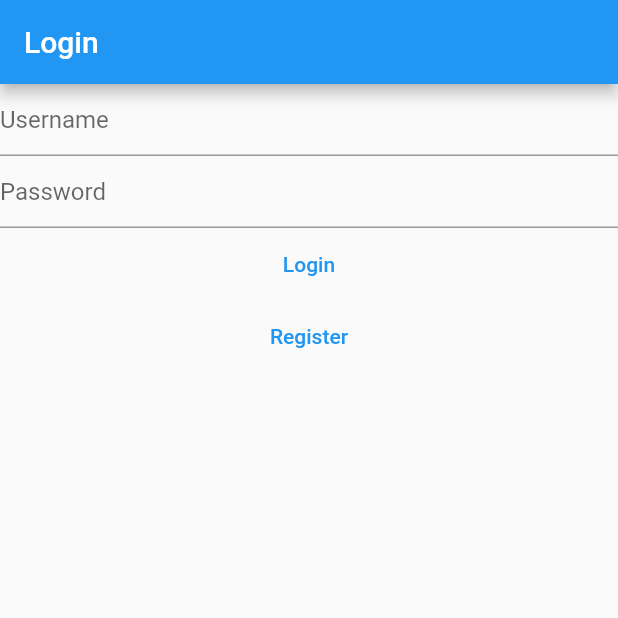
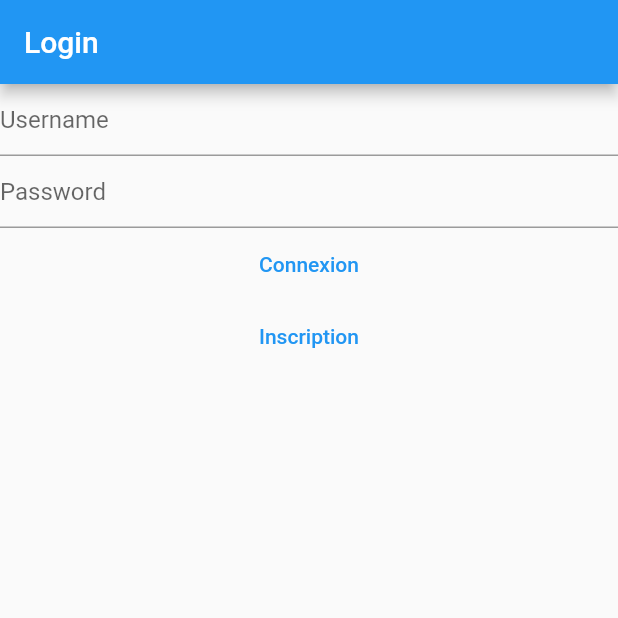
Before and after one commit to GhilesKo/A21-4205N6-KickMyFlutter-Kouaou, a Flutter app: the screen it shows after launch, on a phone screen of 412 x 824 dp, the top half of it. Run offline on Flutter 3.47's test engine with Material 2 defaults, Android fonts, the phone set to English and light mode, and no system bars; our stand-ins replace cached_network_image, cookie_jar, dio, dio_cookie_manager, flutter_datetime_picker, image_picker.

Commit message:
PROGRES - Avancement i18n

```diff
--- /dev/null
+++ b/assets/i18n/en.json
@@ -0,0 +1,15 @@
+{
+  "Connexion": "Login",
+  "Inscription": "Sign up",
+  "Register": "Register",
+  "username": "Username",
+  "password": "Password",
+  "confirm": "Confirmer password",
+  "hello": "Hello ",
+  "temps": "Time spent "
+
+
+
+
+
+}
--- /dev/null
+++ b/assets/i18n/fr.json
@@ -0,0 +1,16 @@
+{
+  "Connexion": "Connexion",
+  "Inscription": "S'inscrire",
+  "Register": "Inscription",
+  "username": "Nom d'utilisateur",
+  "password": "Mot de passe",
+  "confirm": "Confirmer le mot de passe",
+  "hello": "Allo ",
+  "temps": "Temps Écoulé "
+
+
+
+
+
+
+}
--- /dev/null
+++ b/lib/i18n/intl_delegate.dart
@@ -0,0 +1,25 @@
+import 'dart:async';
+
+import 'package:flutter/material.dart';
+
+import 'intl_localization.dart';
+
+class DemoDelegate extends LocalizationsDelegate<Locs> {
+  const DemoDelegate();
+
+  // TODO exo test si necesasire au bon fonctionnement IOS/Android EN/FR
+  @override
+  bool isSupported(Locale locale) => ['fr', 'en'].contains(locale.languageCode);
+
+  @override
+  Future<Locs> load(Locale locale) async {
+    // TODO appeler la local
+    Locs localizations = Locs(locale);
+    await localizations.load();
+    return localizations;
+  }
+
+  // TODO test si necessaire et qu'est-ce que ca fait?
+  @override
+  bool shouldReload(DemoDelegate old) => false;
+}
--- /dev/null
+++ b/lib/i18n/intl_localization.dart
@@ -0,0 +1,34 @@
+import 'dart:async';
+import 'dart:convert';
+
+import 'package:flutter/material.dart';
+import 'package:flutter/services.dart';
+
+class Locs {
+  Locs(this.locale);
+
+  final Locale locale;
+
+  static Locs of(BuildContext context) {
+    return Localizations.of<Locs>(context, Locs)!;
+  }
+
+  Map<String, String> _sentences = Map();
+
+  Future<bool> load() async {
+    // recupere le JSON depuis l'url
+    String data = await rootBundle.loadString('assets/i18n/${this.locale.languageCode}.json');
+    // decode la string via json
+    Map<String, dynamic> _result = json.decode(data);
+    // copie les couples dans une map en memoire
+    this._sentences = new Map();
+    _result.forEach((String key, dynamic value) {
+      this._sentences[key] = value.toString();
+    });
+    return true;
+  }
+
+  String trans(String key) {
+    return this._sentences.containsKey(key) ? this._sentences[key]! : "TODO";
+  }
+}
--- a/lib/main.dart
+++ b/lib/main.dart
@@ -1,6 +1,8 @@
 import 'package:flutter/material.dart';
+import 'package:flutter_localizations/flutter_localizations.dart';
 import 'package:kickmyflutter/screens/AuthStatePage.dart';
 
+import 'i18n/intl_delegate.dart';
 
 
 
@@ -14,6 +16,18 @@ class MyApp extends StatelessWidget {
   @override
   Widget build(BuildContext context) {
     return MaterialApp(
+      localizationsDelegates: [
+        DemoDelegate(),
+        GlobalMaterialLocalizations.delegate,
+        GlobalWidgetsLocalizations.delegate,
+        GlobalCupertinoLocalizations.delegate,
+      ],
+      // TODO annoncer les locales qui sont gerees
+      supportedLocales: [
+        const Locale('en'),
+        const Locale('fr'),
+      ],
+
       title: 'Flutter Demo',
       theme: ThemeData(
         primarySwatch: Colors.blue,
--- a/lib/widgets/Inscription.dart
+++ b/lib/widgets/Inscription.dart
@@ -3,6 +3,7 @@ import 'package:flutter/material.dart';
 import 'package:kickmyflutter/models/DTOs/requests/SignupRequest.dart';
 import 'package:kickmyflutter/screens/HomePage.dart';
 
+import '../i18n/intl_localization.dart';
 import '../services/auth_service.dart';
 
 class Register extends StatefulWidget {
@@ -45,30 +46,30 @@ class _RegisterState extends State<Register> {
   @override
   Widget build(BuildContext context) {
     return Scaffold(
-      appBar: AppBar(title: const Text("Register")),
+      appBar: AppBar(title:  Text(Locs.of(context).trans('Register'))),
       body: Column(
         children: [
           //Email TextField
           TextFormField(
             onChanged: (value) => _email = value,
-            decoration: const InputDecoration(hintText: 'Username'),
+            decoration:  InputDecoration(hintText: Locs.of(context).trans('username')),
           ),
           TextFormField(
             onChanged: (value) => _password = value,
-            decoration: const InputDecoration(hintText: 'Password'),
+            decoration:  InputDecoration(hintText: Locs.of(context).trans('password')),
             obscureText: true,
           ),
           TextFormField(
             onChanged: (value) => _password2 = value,
-            decoration: const InputDecoration(hintText: 'Confirm Password'),
+            decoration:  InputDecoration(hintText: Locs.of(context).trans('confirm')),
             obscureText: true,
           ),
           TextButton(
               onPressed: !submitted ? _signUp : null,
-              child: const Text("Register")),
+              child:  Text(Locs.of(context).trans('Register'))),
           TextButton(
               onPressed: !submitted ? widget.onClickedSignIn : null,
-              child: const Text("Login")),
+              child:  Text(Locs.of(context).trans('Inscription'))),
 
         ],
       ),
--- a/lib/widgets/Login.dart
+++ b/lib/widgets/Login.dart
@@ -2,6 +2,7 @@ import 'package:dio/dio.dart';
 import 'package:flutter/material.dart';
 import 'package:kickmyflutter/models/DTOs/requests/SignupRequest.dart';
 
+import '../i18n/intl_localization.dart';
 import '../screens/HomePage.dart';
 import '../services/auth_service.dart';
 
@@ -49,25 +50,25 @@ class _LoginState extends State<Login> {
   Widget build(BuildContext context) {
     return Scaffold(
       appBar: AppBar(
-        title: const Text("Login"),
+        title: Text(Locs.of(context).trans('Connexion')),
       ),
       body: Column(
         children: [
           TextFormField(
             onChanged: (value) => email = value,
-            decoration: const InputDecoration(hintText: 'Username'),
+            decoration:  InputDecoration(hintText: Locs.of(context).trans('username')),
           ),
           TextFormField(
             onChanged: (value) => password = value,
-            decoration: const InputDecoration(hintText: 'Password'),
+            decoration:  InputDecoration(hintText: Locs.of(context).trans('password')),
             obscureText: true,
           ),
           TextButton(
               onPressed: !submitted ? _signIn : null,
-              child: const Text("Login")),
+              child: const Text("Connexion")),
           TextButton(
               onPressed: !submitted ? widget.onClickedSignUp : null,
-              child: const Text("Register")),
+              child: const Text("Inscription")),
         ],
       ),
     );
```
Also changed, not shown: lib/screens/HomePage.dart (+6 -3 lines), pubspec.yaml (+4 -6 lines), pubspec.lock.
